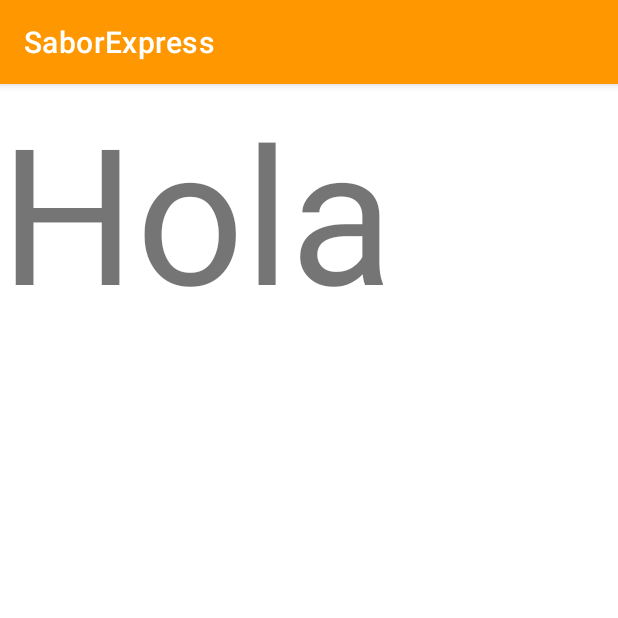
After one commit to Bl4nc018/SaborExpress, an Android app: the RecipeActivity screen opened directly, with no data from a screen before it, on a phone screen of 412 x 824 dp, the top half of it. The commit adds this screen. Run offline under Robolectric (Android 15) with nearby library versions, the phone set to English and light mode, and no system bars; network calls fail.

Commit message:
Conectada la pantalla de la receta completa con el botón de cocinar.

```diff
--- a/SaborExpress_App/app/src/main/AndroidManifest.xml
+++ b/SaborExpress_App/app/src/main/AndroidManifest.xml
@@ -15,6 +15,10 @@
         android:supportsRtl="true"
         android:theme="@style/Theme.SaborExpress"
         tools:targetApi="31">
+
+        <activity android:name=".RecipeActivity">
+        </activity>
+
         <activity
             android:name=".MainActivity"
             android:exported="true"
--- /dev/null
+++ b/SaborExpress_App/app/src/main/java/com/example/saborexpress/RecipeActivity.java
@@ -0,0 +1,21 @@
+package com.example.saborexpress;
+
+import android.os.Bundle;
+import androidx.appcompat.app.AppCompatActivity;
+
+import com.example.saborexpress.recycler.RecyclerItems;
+
+public class RecipeActivity extends AppCompatActivity {
+
+    @Override
+    protected void onCreate(Bundle savedInstanceState) {
+        super.onCreate(savedInstanceState);
+        setContentView(R.layout.activity_recipe);
+
+        RecyclerItems recipe = (RecyclerItems) getIntent().getSerializableExtra("recipe");
+
+        if (recipe != null) {
+            // Usa los datos del objeto recipe para actualizar la UI
+        }
+    }
+}
--- a/SaborExpress_App/app/src/main/java/com/example/saborexpress/recycler/RecyclerAdapter.java
+++ b/SaborExpress_App/app/src/main/java/com/example/saborexpress/recycler/RecyclerAdapter.java
@@ -14,6 +14,7 @@ import java.util.List;
 
 // Adaptador para el RecyclerView que muestra los elementos recomendados
 public class RecyclerAdapter extends RecyclerView.Adapter<RecyclerViewHolder>{
+
     // Lista de elementos recomendados y fragmento que contiene el RecyclerView
     private List<RecyclerItems> dataset;
     private Fragment fragment;
--- /dev/null
+++ b/SaborExpress_App/app/src/main/res/layout/activity_recipe.xml
@@ -0,0 +1,12 @@
+<?xml version="1.0" encoding="utf-8"?>
+<androidx.constraintlayout.widget.ConstraintLayout xmlns:android="http://schemas.android.com/apk/res/android"
+    android:layout_width="match_parent"
+    android:layout_height="match_parent">
+
+    <TextView
+        android:layout_width="match_parent"
+        android:layout_height="match_parent"
+        android:textSize="190px"
+        android:text="Hola"/>
+
+</androidx.constraintlayout.widget.ConstraintLayout>
--- a/SaborExpress_App/app/src/main/res/layout/recycler_cell.xml
+++ b/SaborExpress_App/app/src/main/res/layout/recycler_cell.xml
@@ -61,10 +61,10 @@
                     android:text="Descripción"
                     android:textColor="@color/black"
                     android:textSize="19dp" />
-
             </ScrollView>
 
             <Button
+                android:id="@+id/cookButton"
                 android:layout_width="150dp"
                 android:layout_height="wrap_content"
                 android:textColor="@color/black"
```
Also changed, not shown: SaborExpress_App/app/src/main/java/com/example/saborexpress/recycler/RecyclerItems.java (+13 -17 lines), SaborExpress_App/app/src/main/java/com/example/saborexpress/recycler/RecyclerViewHolder.java (+15 -0 lines).
